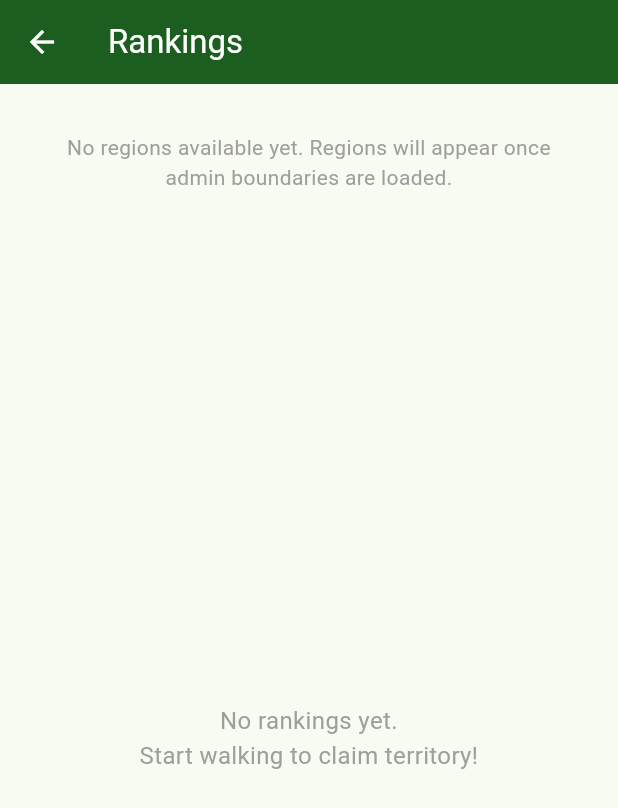
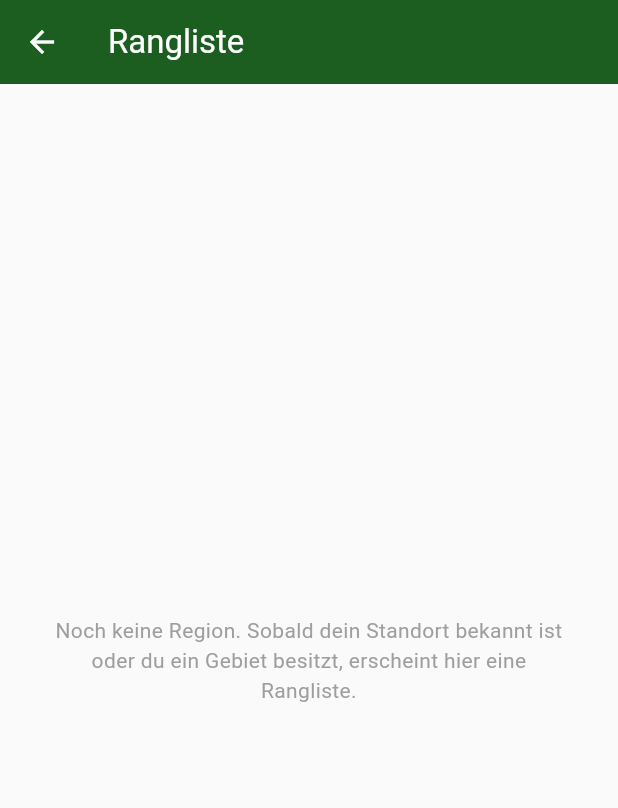
Before and after one commit to MichiMauch/turfwars, a Flutter app: the MapScreen screen opened directly, after a tap on the "insights" icon, after a tap on the "leaderboard" icon, on a phone screen of 412 x 824 dp. Shown: the top 808 px of the screen. Run offline on Flutter 3.47's test engine with Material 3 defaults, Android fonts, the phone set to English and light mode, and no system bars; our stand-ins replace flutter_map, geolocator, google_sign_in, latlong2; missing offline and left inert: flutter_foreground_task; network calls fail.

Commit message:
Drop the municipality prompt and let claims take ground in bites
The app asked which municipality to play in, but nothing about claiming
depends on it — you walk a loop, you own what it encloses, and the
boundary only decides which leaderboard the area shows up in. Worse, the
rankings never loaded: initialize() detected the municipality but never
fetched them, and the ranking screen only auto-loaded while no region was
selected, which confirming had just undone.

- Load territories, stats and rankings straight after login. The welcome
  sheet is left only for being outside Switzerland, where there really is
  something to say.
- Show the municipality in the map header, and open the ranking on it,
  with chips for the levels the player actually has ground in instead of
  a dropdown holding all 2275 Swiss regions.

Ownership changes with it: a claim is no longer cut back by other players.
Whatever the loop encloses changes hands, enclosed territories whole and
partly covered ones trimmed to what stays outside. Previously the
defender won every partial overlap and territory never expired, so the
first player in an area kept it — taking 3.5 km² would have meant walking
an eight kilometre loop around it. Now big holdings are attackable at the
edges.

Co-Authored-By: Claude Opus 5 (1M context) <noreply@anthropic.com>

```diff
--- a/app/lib/providers/game_provider.dart
+++ b/app/lib/providers/game_provider.dart
@@ -15,7 +15,6 @@ class GameProvider extends ChangeNotifier {
   // State
   List<Territory> _territories = [];
   List<RankingEntry> _rankings = [];
-  List<AdminRegion> _regions = [];
   List<LatLng> _currentTrack = [];
   TrackingStatus _trackingStatus = TrackingStatus.stopped;
   bool _isLoading = false;
@@ -25,7 +24,6 @@ class GameProvider extends ChangeNotifier {
   LatLng? _currentPosition;
   String? _selectedRegionId;
   AdminRegion? _currentMunicipality;
-  bool _municipalityConfirmed = false;
   bool _municipalityDetected = false;
   bool _autoClaimPending = false;
   Territory? _lastClaimedTerritory;
@@ -36,7 +34,6 @@ class GameProvider extends ChangeNotifier {
   // Getters
   List<Territory> get territories => _territories;
   List<RankingEntry> get rankings => _rankings;
-  List<AdminRegion> get regions => _regions;
   List<LatLng> get currentTrack => _currentTrack;
   TrackingStatus get trackingStatus => _trackingStatus;
   bool get isLoading => _isLoading;
@@ -46,7 +43,6 @@ class GameProvider extends ChangeNotifier {
   LatLng? get currentPosition => _currentPosition;
   String? get selectedRegionId => _selectedRegionId;
   AdminRegion? get currentMunicipality => _currentMunicipality;
-  bool get municipalityConfirmed => _municipalityConfirmed;
   bool get municipalityDetected => _municipalityDetected;
   bool get autoClaimPending => _autoClaimPending;
   Territory? get lastClaimedTerritory => _lastClaimedTerritory;
@@ -115,6 +111,57 @@ class GameProvider extends ChangeNotifier {
     if (_currentPosition != null) {
       await _detectMunicipality();
     }
+
+    // Everything the ranking and stats screens need is derived from where
+    // the player stands and what they hold — no confirmation required.
+    await loadStats();
+    final here = rankingRegions;
+    if (here.isNotEmpty) {
+      await loadRankings(here.first.id);
+    }
+  }
+
+  static const List<String> levelOrder = [
+    'municipality',
+    'district',
+    'canton',
+    'country',
+  ];
+
+  /// One region per level worth ranking: the municipality the player is
+  /// standing in, plus the largest holding on every other level.
+  List<RegionHolding> get rankingRegions {
+    final byLevel = <String, RegionHolding>{};
+
+    // stats.regions is sorted by area, so the first hit per level is the
+    // one where the player holds the most ground
+    for (final region in _stats?.regions ?? const <RegionHolding>[]) {
+      byLevel.putIfAbsent(region.level, () => region);
+    }
+
+    // Where you are beats where you own most — you play here, now
+    final here = _currentMunicipality;
+    if (here != null) {
+      byLevel['municipality'] = _holdingFor(here.id) ??
+          RegionHolding(
+            id: here.id,
+            name: here.name,
+            level: 'municipality',
+            areaSqm: 0,
+          );
+    }
+
+    return [
+      for (final level in levelOrder)
+        if (byLevel[level] != null) byLevel[level]!,
+    ];
+  }
+
+  RegionHolding? _holdingFor(String regionId) {
+    for (final region in _stats?.regions ?? const <RegionHolding>[]) {
+      if (region.id == regionId) return region;
+    }
+    return null;
   }
 
   Future<void> _detectMunicipality() async {
@@ -135,18 +182,6 @@ class GameProvider extends ChangeNotifier {
     }
     _municipalityDetected = true;
     notifyListeners();
-  }
-
-  Future<void> confirmMunicipality() async {
-    if (_currentMunicipality == null) return;
-
-    _municipalityConfirmed = true;
-    _selectedRegionId = _currentMunicipality!.id;
-    notifyListeners();
-
-    // Load territories and regions now that user confirmed
-    await loadTerritories();
-    await loadRegions();
   }
 
   Future<void> loadTerritories() async {
@@ -206,22 +241,6 @@ class GameProvider extends ChangeNotifier {
 
     _isLoading = false;
     notifyListeners();
-  }
-
-  Future<void> loadRegions() async {
-    if (_currentPosition == null) return;
-
-    try {
-      final data = await _api.getNearbyRegions(
-        _currentPosition!.latitude,
-        _currentPosition!.longitude,
-      );
-      _regions = data.map((r) => AdminRegion.fromJson(r)).toList();
-      notifyListeners();
-    } catch (e) {
-      _error = 'Failed to load regions: $e';
-      notifyListeners();
-    }
   }
 
   Future<void> startTracking() async {
--- a/app/lib/screens/map_screen.dart
+++ b/app/lib/screens/map_screen.dart
@@ -3,7 +3,6 @@ import 'package:flutter_map/flutter_map.dart';
 import 'package:latlong2/latlong.dart';
 import 'package:provider/provider.dart';
 import '../providers/game_provider.dart';
-import '../services/location_service.dart';
 import 'ranking_screen.dart';
 import 'stats_screen.dart';
 
@@ -34,7 +33,11 @@ class _MapScreenState extends State<MapScreen> {
 
   void _onProviderChanged() {
     if (_provider == null) return;
-    if (!_welcomeShown && !_provider!.municipalityConfirmed && _provider!.municipalityDetected) {
+    // Only worth interrupting for when there is nothing to play in — the
+    // municipality itself is shown in the header, it needs no confirmation
+    if (!_welcomeShown &&
+        _provider!.municipalityDetected &&
+        _provider!.currentMunicipality == null) {
       _showWelcomeSheet(_provider!);
     }
   }
@@ -42,8 +45,6 @@ class _MapScreenState extends State<MapScreen> {
   void _showWelcomeSheet(GameProvider provider) {
     if (_welcomeShown) return;
     _welcomeShown = true;
-
-    final municipality = provider.currentMunicipality;
 
     showModalBottomSheet(
       context: context,
@@ -53,49 +54,7 @@ class _MapScreenState extends State<MapScreen> {
         borderRadius: BorderRadius.vertical(top: Radius.circular(20)),
       ),
       builder: (ctx) {
-        if (municipality != null) {
-          return Padding(
-            padding: const EdgeInsets.all(24),
-            child: Column(
-              mainAxisSize: MainAxisSize.min,
-              children: [
-                const Icon(Icons.location_on, size: 48, color: Color(0xFF1B5E20)),
-                const SizedBox(height: 12),
-                Text(
-                  'Willkommen!',
-                  style: Theme.of(ctx).textTheme.headlineSmall?.copyWith(
-                    fontWeight: FontWeight.bold,
-                  ),
-                ),
-                const SizedBox(height: 8),
-                Text(
-                  'Du bist in ${municipality.name}',
-                  style: Theme.of(ctx).textTheme.bodyLarge,
-                ),
-                const SizedBox(height: 20),
-                SizedBox(
-                  width: double.infinity,
-                  child: ElevatedButton.icon(
-                    onPressed: () {
-                      Navigator.of(ctx).pop();
-                      provider.confirmMunicipality();
-                    },
-                    icon: const Icon(Icons.play_arrow),
-                    label: Text('In ${municipality.name} spielen'),
-                    style: ElevatedButton.styleFrom(
-                      backgroundColor: const Color(0xFF1B5E20),
-                      foregroundColor: Colors.white,
-                      padding: const EdgeInsets.symmetric(vertical: 14),
-                      shape: RoundedRectangleBorder(
-                        borderRadius: BorderRadius.circular(12),
-                      ),
-                    ),
-                  ),
-                ),
-              ],
-            ),
-          );
-        } else {
+        {
           return Padding(
             padding: const EdgeInsets.all(24),
             child: Column(
@@ -273,14 +232,42 @@ class _MapScreenState extends State<MapScreen> {
                         const Icon(Icons.terrain,
                             color: Color(0xFF1B5E20), size: 28),
                         const SizedBox(width: 8),
-                        Text(
-                          game.displayName ?? 'Turf Wars',
-                          style: const TextStyle(
-                            fontWeight: FontWeight.bold,
-                            fontSize: 16,
+                        Expanded(
+                          child: Column(
+                            crossAxisAlignment: CrossAxisAlignment.start,
+                            mainAxisSize: MainAxisSize.min,
+                            children: [
+                              Text(
+                                game.displayName ?? 'Turf Wars',
+                                overflow: TextOverflow.ellipsis,
+                                style: const TextStyle(
+                                  fontWeight: FontWeight.bold,
+                                  fontSize: 16,
+                                ),
+                              ),
+                              Row(
+                                children: [
+                                  Icon(Icons.place,
+                                      size: 13, color: Colors.grey.shade600),
+                                  const SizedBox(width: 2),
+                                  Flexible(
+                                    child: Text(
+                                      game.currentMunicipality?.name ??
+                                          (game.municipalityDetected
+                                              ? 'Ausserhalb der Schweiz'
+                                              : 'Standort wird gesucht …'),
+                                      overflow: TextOverflow.ellipsis,
+                                      style: TextStyle(
+                                        fontSize: 13,
+                                        color: Colors.grey.shade700,
+                                      ),
+                                    ),
+                                  ),
+                                ],
+                              ),
+                            ],
                           ),
                         ),
-                        const Spacer(),
                         // Stats button
                         IconButton(
                           icon: const Icon(Icons.insights),
--- a/app/lib/screens/ranking_screen.dart
+++ b/app/lib/screens/ranking_screen.dart
@@ -1,5 +1,7 @@
 import 'package:flutter/material.dart';
 import 'package:provider/provider.dart';
+
+import '../models/territory.dart';
 import '../providers/game_provider.dart';
 import '../utils/format.dart';
 
@@ -11,140 +13,246 @@ class RankingScreen extends StatefulWidget {
 }
 
 class _RankingScreenState extends State<RankingScreen> {
+  String? _level;
+
   @override
   void initState() {
     super.initState();
+    WidgetsBinding.instance.addPostFrameCallback((_) {
       final game = context.read<GameProvider>();
-    if (game.regions.isNotEmpty && game.selectedRegionId == null) {
-      // Auto-select first municipality
-      final municipality = game.regions
-          .where((r) => r.level == 'municipality')
-          .toList();
-      if (municipality.isNotEmpty) {
-        game.loadRankings(municipality.first.id);
+      final regions = game.rankingRegions;
+      if (regions.isEmpty) return;
+
+      final start = regions.first;
+      setState(() => _level = start.level);
+      if (game.selectedRegionId != start.id) {
+        game.loadRankings(start.id);
       }
+    });
   }
+
+  RegionHolding? _regionFor(List<RegionHolding> regions, String? level) {
+    for (final region in regions) {
+      if (region.level == level) return region;
+    }
+    return regions.isEmpty ? null : regions.first;
   }
 
   @override
   Widget build(BuildContext context) {
     return Scaffold(
+      backgroundColor: Colors.grey.shade50,
       appBar: AppBar(
-        title: const Text('Rankings'),
+        title: const Text('Rangliste'),
         backgroundColor: const Color(0xFF1B5E20),
         foregroundColor: Colors.white,
       ),
       body: Consumer<GameProvider>(
         builder: (context, game, _) {
+          final regions = game.rankingRegions;
+          final current = _regionFor(regions, _level);
+
+          if (current == null) {
+            return Center(
+              child: Padding(
+                padding: const EdgeInsets.all(32),
+                child: Text(
+                  game.isLoading
+                      ? 'Wird geladen …'
+                      : 'Noch keine Region. Sobald dein Standort bekannt ist '
+                          'oder du ein Gebiet besitzt, erscheint hier eine Rangliste.',
+                  textAlign: TextAlign.center,
+                  style: const TextStyle(color: Colors.grey),
+                ),
+              ),
+            );
+          }
+
           return Column(
             children: [
-              // Region selector
-              if (game.regions.isNotEmpty)
-                Container(
-                  padding: const EdgeInsets.all(16),
-                  child: DropdownButtonFormField<String>(
-                    decoration: InputDecoration(
-                      labelText: 'Region',
-                      border: OutlineInputBorder(
-                        borderRadius: BorderRadius.circular(12),
+              _RegionHeader(region: current),
+              if (regions.length > 1)
+                _LevelSwitcher(
+                  regions: regions,
+                  selected: current.level,
+                  onSelect: (region) {
+                    setState(() => _level = region.level);
+                    game.loadRankings(region.id);
+                  },
+                ),
+              Expanded(
+                child: game.isLoading && game.rankings.isEmpty
+                    ? const Center(child: CircularProgressIndicator())
+                    : game.rankings.isEmpty
+                        ? Center(
+                            child: Padding(
+                              padding: const EdgeInsets.all(32),
+                              child: Text(
+                                'In ${current.name} hat noch niemand Gebiet '
+                                'beansprucht. Lauf eine Runde!',
+                                textAlign: TextAlign.center,
+                                style: const TextStyle(color: Colors.grey),
                               ),
                             ),
-                    initialValue: game.selectedRegionId,
-                    items: game.regions.map((r) {
-                      final label = levelLabel(r.level);
-                      return DropdownMenuItem(
-                        value: r.id,
-                        child: Text('${r.name} ($label)'),
+                          )
+                        : RefreshIndicator(
+                            onRefresh: () => game.loadRankings(current.id),
+                            child: ListView.builder(
+                              padding: const EdgeInsets.only(top: 8, bottom: 24),
+                              itemCount: game.rankings.length,
+                              itemBuilder: (context, index) => _RankingRow(
+                                entry: game.rankings[index],
+                                fallbackRank: index + 1,
+                                isMe: game.rankings[index].userId == game.userId,
+                              ),
+                            ),
+                          ),
+              ),
+            ],
           );
-                    }).toList(),
-                    onChanged: (regionId) {
-                      if (regionId != null) {
-                        game.loadRankings(regionId);
-                      }
         },
       ),
-                ),
+    );
+  }
+}
 
-              if (game.regions.isEmpty)
-                const Padding(
-                  padding: EdgeInsets.all(32),
-                  child: Text(
-                    'No regions available yet. Regions will appear once admin boundaries are loaded.',
-                    textAlign: TextAlign.center,
-                    style: TextStyle(color: Colors.grey),
+class _RegionHeader extends StatelessWidget {
+  const _RegionHeader({required this.region});
+
+  final RegionHolding region;
+
+  @override
+  Widget build(BuildContext context) {
+    return Container(
+      width: double.infinity,
+      color: const Color(0xFF1B5E20),
+      padding: const EdgeInsets.fromLTRB(20, 0, 20, 20),
+      child: Column(
+        crossAxisAlignment: CrossAxisAlignment.start,
+        children: [
+          Text(
+            levelLabel(region.level).toUpperCase(),
+            style: TextStyle(
+              fontSize: 12,
+              letterSpacing: 1.2,
+              color: Colors.white.withValues(alpha: 0.7),
             ),
           ),
+          const SizedBox(height: 2),
+          Text(
+            region.name,
+            style: const TextStyle(
+              fontSize: 26,
+              fontWeight: FontWeight.bold,
+              color: Colors.white,
+            ),
+          ),
+          if (region.rank != null) ...[
+            const SizedBox(height: 8),
+            Text(
+              'Du bist auf Rang ${region.rank} '
+              'mit ${formatArea(region.areaSqm)}'
+              '${region.sharePercent != null ? ' — ${formatPercent(region.sharePercent!)}' : ''}',
+              style: TextStyle(
+                fontSize: 14,
+                color: Colors.white.withValues(alpha: 0.9),
+              ),
+            ),
+          ],
+        ],
+      ),
+    );
+  }
+}
 
-              // Rankings list
-              Expanded(
-                child: game.isLoading
-                    ? const Center(child: CircularProgressIndicator())
-                    : game.rankings.isEmpty
-                        ? const Center(
-                            child: Text(
-                              'No rankings yet.\nStart walking to claim territory!',
-                              textAlign: TextAlign.center,
-                              style:
-                                  TextStyle(fontSize: 16, color: Colors.grey),
+class _LevelSwitcher extends StatelessWidget {
+  const _LevelSwitcher({
+    required this.regions,
+    required this.selected,
+    required this.onSelect,
+  });
+
+  final List<RegionHolding> regions;
+  final String selected;
+  final ValueChanged<RegionHolding> onSelect;
+
+  @override
+  Widget build(BuildContext context) {
+    return SingleChildScrollView(
+      scrollDirection: Axis.horizontal,
+      padding: const EdgeInsets.symmetric(horizontal: 16, vertical: 12),
+      child: Row(
+        children: [
+          for (final region in regions) ...[
+            ChoiceChip(
+              label: Text(levelLabel(region.level)),
+              selected: region.level == selected,
+              onSelected: (_) => onSelect(region),
+              selectedColor: const Color(0xFF2E7D32),
+              labelStyle: TextStyle(
+                color: region.level == selected ? Colors.white : Colors.black87,
+                fontWeight: FontWeight.w600,
               ),
-                          )
-                        : ListView.builder(
-                            itemCount: game.rankings.length,
-                            itemBuilder: (context, index) {
-                              final entry = game.rankings[index];
-                              final isMe = entry.userId == game.userId;
+            ),
+            const SizedBox(width: 8),
+          ],
+        ],
+      ),
+    );
+  }
+}
 
+class _RankingRow extends StatelessWidget {
+  const _RankingRow({
+    required this.entry,
+    required this.fallbackRank,
+    required this.isMe,
+  });
+
+  final RankingEntry entry;
+  final int fallbackRank;
+  final bool isMe;
+
+  @override
+  Widget build(BuildContext context) {
     return Container(
-                                margin: const EdgeInsets.symmetric(
-                                    horizontal: 16, vertical: 6),
-                                padding: const EdgeInsets.symmetric(
-                                    horizontal: 16, vertical: 16),
+      margin: const EdgeInsets.symmetric(horizontal: 16, vertical: 6),
+      padding: const EdgeInsets.symmetric(horizontal: 16, vertical: 16),
       decoration: BoxDecoration(
-                                  color: isMe
-                                      ? Colors.green.shade50
-                                      : Colors.white,
+        color: isMe ? Colors.green.shade50 : Colors.white,
         borderRadius: BorderRadius.circular(16),
-                                  border: isMe
-                                      ? Border.all(
-                                          color: Colors.green, width: 2)
-                                      : null,
+        border: isMe ? Border.all(color: Colors.green, width: 2) : null,
         boxShadow: [
           BoxShadow(
-                                      color:
-                                          Colors.black.withValues(alpha: 0.05),
+            color: Colors.black.withValues(alpha: 0.05),
             blurRadius: 6,
           ),
         ],
       ),
       child: Row(
         children: [
-                                    _buildRankBadge(entry.rank ?? index + 1),
+          _RankBadge(rank: entry.rank ?? fallbackRank),
           const SizedBox(width: 16),
           Expanded(
             child: Column(
-                                        crossAxisAlignment:
-                                            CrossAxisAlignment.start,
+              crossAxisAlignment: CrossAxisAlignment.start,
               children: [
                 Row(
                   children: [
                     Flexible(
                       child: Text(
                         entry.displayName,
-                                                  overflow:
-                                                      TextOverflow.ellipsis,
+                        overflow: TextOverflow.ellipsis,
                         style: TextStyle(
                           fontSize: 18,
-                                                    fontWeight: isMe
-                                                        ? FontWeight.bold
-                                                        : FontWeight.w600,
+                          fontWeight:
+                              isMe ? FontWeight.bold : FontWeight.w600,
                         ),
                       ),
                     ),
                     if (isMe) ...[
                       const SizedBox(width: 6),
-                                                const Icon(Icons.person,
-                                                    size: 18,
-                                                    color: Colors.green),
+                      const Icon(Icons.person, size: 18, color: Colors.green),
                     ],
                   ],
                 ),
@@ -152,10 +260,7 @@ class _RankingScreenState extends State<RankingScreen> {
                 Text(
                   '${entry.territoryCount} '
                   '${entry.territoryCount == 1 ? "Gebiet" : "Gebiete"}',
-                                            style: TextStyle(
-                                              fontSize: 14,
-                                              color: Colors.grey.shade600,
-                                            ),
+                  style: TextStyle(fontSize: 14, color: Colors.grey.shade600),
                 ),
               ],
             ),
@@ -172,17 +277,16 @@ class _RankingScreenState extends State<RankingScreen> {
         ],
       ),
     );
-                            },
-                          ),
-              ),
-            ],
-          );
-        },
-      ),
-    );
+  }
 }
 
-  Widget _buildRankBadge(int rank) {
+class _RankBadge extends StatelessWidget {
+  const _RankBadge({required this.rank});
+
+  final int rank;
+
+  @override
+  Widget build(BuildContext context) {
     Color color;
     IconData? icon;
 
@@ -211,10 +315,7 @@ class _RankingScreenState extends State<RankingScreen> {
           ? Icon(icon, color: Colors.white, size: 26)
           : Text(
               '$rank',
-              style: const TextStyle(
-                fontSize: 18,
-                fontWeight: FontWeight.bold,
-              ),
+              style: const TextStyle(fontSize: 18, fontWeight: FontWeight.bold),
             ),
     );
   }
--- a/app/lib/services/api_service.dart
+++ b/app/lib/services/api_service.dart
@@ -1,6 +1,4 @@
 import 'dart:convert';
-import 'dart:io' show Platform;
-import 'package:flutter/foundation.dart' show kIsWeb;
 import 'package:http/http.dart' as http;
 import 'package:latlong2/latlong.dart';
 
@@ -110,14 +108,6 @@ class ApiService {
     return data['municipality'];
   }
 
-  Future<List<dynamic>> getNearbyRegions(double lat, double lng) async {
-    final response = await http.get(
-      Uri.parse('$baseUrl/rankings/regions/nearby?lat=$lat&lng=$lng'),
-      headers: _headers,
-    );
-    final data = jsonDecode(response.body);
-    return data['regions'] ?? [];
-  }
 
   // Dev endpoints
   Future<List<dynamic>> getDevUsers() async {
```
Also changed, not shown: 3 other files. Lines whose indentation alone changed are shown as unchanged.
